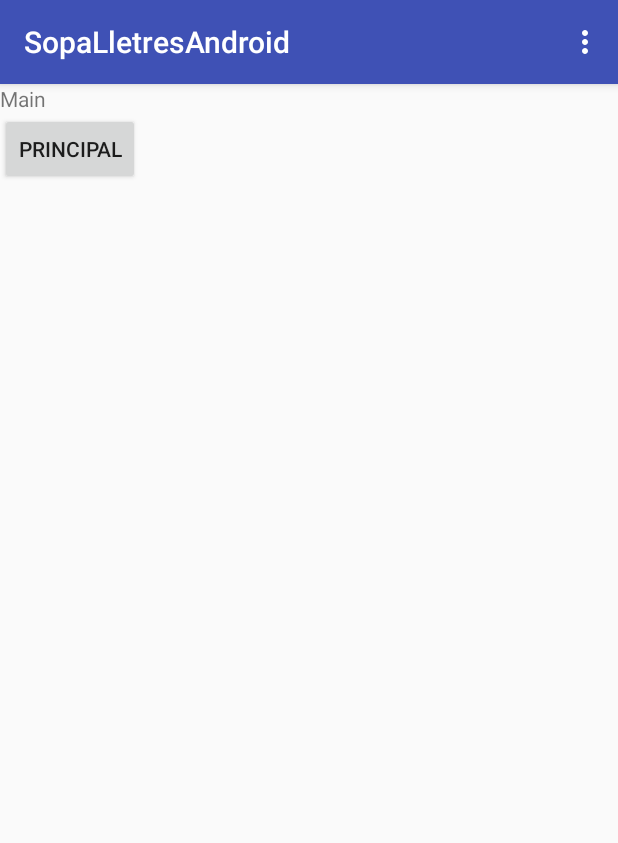
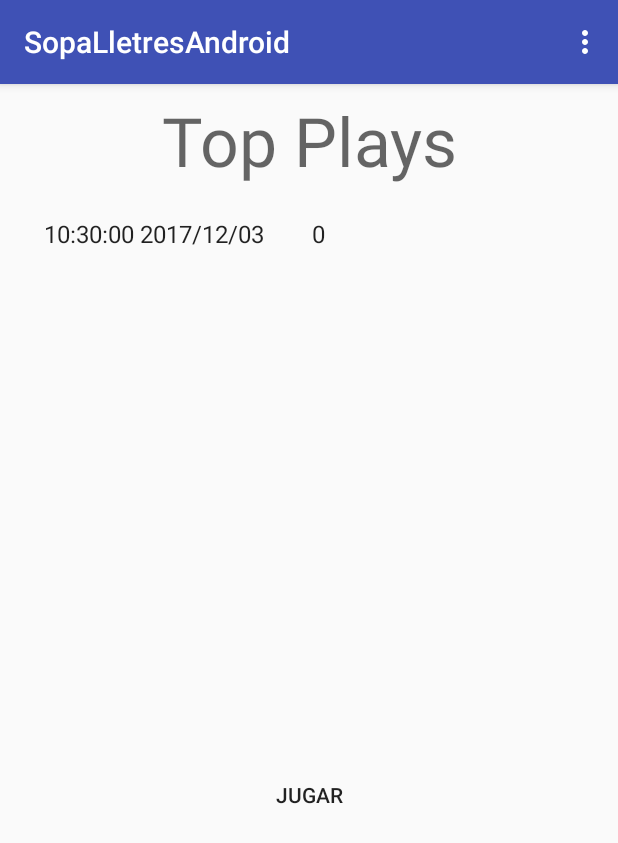
Before and after one commit to davrami/SopaLletresAndroid, an Android app: the screen it shows after launch (MainActivity), on a phone screen of 412 x 824 dp. Shown: the top 843 px of the screen. Run offline under Robolectric (Android 15) with nearby library versions, the phone set to English and light mode, and no system bars.

```diff
--- a/app/src/main/AndroidManifest.xml
+++ b/app/src/main/AndroidManifest.xml
@@ -3,6 +3,7 @@
     package="dam2.sopalletresandroid">
     <uses-permission android:name="android.permission.INTERNET" />
     <uses-permission android:name="android.permission.READ_CONTACTS" />
+    <uses-permission android:name="android.permission.WRITE_CONTACTS" />
 
 
     <application
@@ -27,6 +28,7 @@
                 android:value=".MainActivity" />
         </activity>
 
+
     </application>
 
 </manifest>
--- a/app/src/main/java/dam2/sopalletresandroid/MainActivity.java
+++ b/app/src/main/java/dam2/sopalletresandroid/MainActivity.java
@@ -9,18 +9,33 @@ import android.view.MenuItem;
 import android.view.View;
 import android.webkit.WebSettings;
 import android.webkit.WebView;
+import android.widget.ArrayAdapter;
 import android.widget.Button;
+import android.widget.GridView;
 
 import java.util.ArrayList;
 
 public class MainActivity extends AppCompatActivity  {
     protected static final String EXTRA_MISSATGE = "dam2.sopadelletresandroid";
     protected Button buttonGoPrincipal; //Declare button in view
+    public GridView topListData;
+    public GridView topListPunts;
+    public ArrayAdapter<String> Adapter;
+    public JocDbHelper jDB = new JocDbHelper(this);
 
     @Override
     public void onCreate(Bundle savedInstanceState) {
         super.onCreate(savedInstanceState);
         setContentView(R.layout.activity_main);
+
+        topListPunts = (GridView) findViewById(R.id.topListPunts);
+        ArrayList punts = (ArrayList) jDB.getDataPuntuacio()[1];
+        topListData = (GridView) findViewById(R.id.topListData);
+        ArrayList datas = (ArrayList) jDB.getDataPuntuacio()[0];
+        Adapter = new ArrayAdapter<String>(this, android.R.layout.simple_list_item_1, datas);
+        topListData.setAdapter(Adapter);
+        topListPunts.setAdapter(new ArrayAdapter<Integer>(this, android.R.layout.simple_list_item_1, punts));
+
 
         buttonGoPrincipal = (Button) findViewById(R.id.btPrincipal); //Link button in view with event
         buttonGoPrincipal.setOnClickListener( new View.OnClickListener(){
--- a/app/src/main/res/layout/activity_main.xml
+++ b/app/src/main/res/layout/activity_main.xml
@@ -1,34 +1,79 @@
 <?xml version="1.0" encoding="utf-8"?>
-<android.support.constraint.ConstraintLayout
-    xmlns:android="http://schemas.android.com/apk/res/android"
+<android.support.constraint.ConstraintLayout xmlns:android="http://schemas.android.com/apk/res/android"
+    xmlns:app="http://schemas.android.com/apk/res-auto"
     xmlns:tools="http://schemas.android.com/tools"
-    xmlns:app="http://schemas.android.com/apk/res-auto"
-    android:layout_width="match_parent"
-    android:layout_height="match_parent"
+    android:layout_width="wrap_content"
+    android:layout_height="wrap_content"
     tools:context="dam2.sopalletresandroid.MainActivity">
 
     <LinearLayout
-        android:layout_width="371dp"
-        android:layout_height="498dp"
+        android:id="@+id/linearLayout4"
+        android:layout_width="wrap_content"
+        android:layout_height="wrap_content"
+        android:layout_marginBottom="7dp"
         android:orientation="vertical"
-        tools:layout_editor_absoluteX="7dp"
-        tools:layout_editor_absoluteY="6dp">
+        app:layout_constraintBottom_toBottomOf="parent"
+        app:layout_constraintStart_toStartOf="parent">
 
         <TextView
-            android:id="@+id/textView2"
+            android:id="@+id/textView"
             android:layout_width="match_parent"
-            android:layout_height="wrap_content"
-            android:text="Main"
-            tools:layout_editor_absoluteX="46dp"
-            tools:layout_editor_absoluteY="45dp" />
+            android:layout_height="76dp"
+            android:gravity="center_vertical|center_horizontal"
+            android:text="Top Plays"
+            android:textAppearance="@style/TextAppearance.AppCompat.Display2" />
+
+        <LinearLayout
+            android:layout_width="match_parent"
+            android:layout_height="368dp"
+            android:orientation="horizontal">
+
+            <LinearLayout
+                android:id="@+id/linearLayout2"
+                android:layout_width="192dp"
+                android:layout_height="match_parent"
+                android:orientation="vertical"
+                tools:layout_editor_absoluteX="0dp"
+                tools:layout_editor_absoluteY="6dp">
+
+                <GridView
+                    android:id="@+id/topListData"
+                    android:layout_width="match_parent"
+                    android:layout_height="match_parent"
+                    android:textDirection="rtl">
+
+                </GridView>
+
+            </LinearLayout>
+
+            <LinearLayout
+                android:layout_width="match_parent"
+                android:layout_height="match_parent"
+                android:orientation="vertical"
+                tools:layout_editor_absoluteX="193dp"
+                tools:layout_editor_absoluteY="26dp">
+
+                <GridView
+                    android:id="@+id/topListPunts"
+                    android:layout_width="match_parent"
+                    android:layout_height="match_parent"
+                    tools:layout_editor_absoluteX="191dp"
+                    tools:layout_editor_absoluteY="28dp">
+
+                </GridView>
+            </LinearLayout>
+
+        </LinearLayout>
 
         <Button
             android:id="@+id/btPrincipal"
-            android:layout_width="wrap_content"
-            android:layout_height="wrap_content"
-            android:text="Principal"
-            tools:layout_editor_absoluteX="46dp"
-            tools:layout_editor_absoluteY="96dp" />
+            style="@android:style/Widget.Material.Button.Borderless"
+            android:layout_width="match_parent"
+            android:layout_height="60dp"
+            android:text="@string/principal"
+            tools:layout_editor_absoluteX="0dp"
+            tools:layout_editor_absoluteY="391dp" />
+
     </LinearLayout>
 
 </android.support.constraint.ConstraintLayout>
--- a/app/src/main/res/values/strings.xml
+++ b/app/src/main/res/values/strings.xml
@@ -1,7 +1,8 @@
 <resources>
     <string name="app_name">SopaLletresAndroid</string>
     <string name="main">Main</string>
-    <string name="principal">Principal</string>
+    <string name="principal">Jugar</string>
     <string name="ajuda">Ajuda</string>
+    <string name="btMain">Principal</string>
 
 </resources>
```
Also changed, not shown: app/src/main/java/dam2/sopalletresandroid/JocDbHelper.java (+46 -7 lines), app/src/main/java/dam2/sopalletresandroid/PrincipalActivity.java (+109 -48 lines), app/src/main/java/dam2/sopalletresandroid/Utility.java (+9 -3 lines), app/src/main/res/layout/activity_principal.xml (+15 -23 lines), app/src/main/res/layout/layout_centered.xml (added, +9 -0 lines), app/src/main/res/layout/layout_sopa.xml (added, +13 -0 lines).
